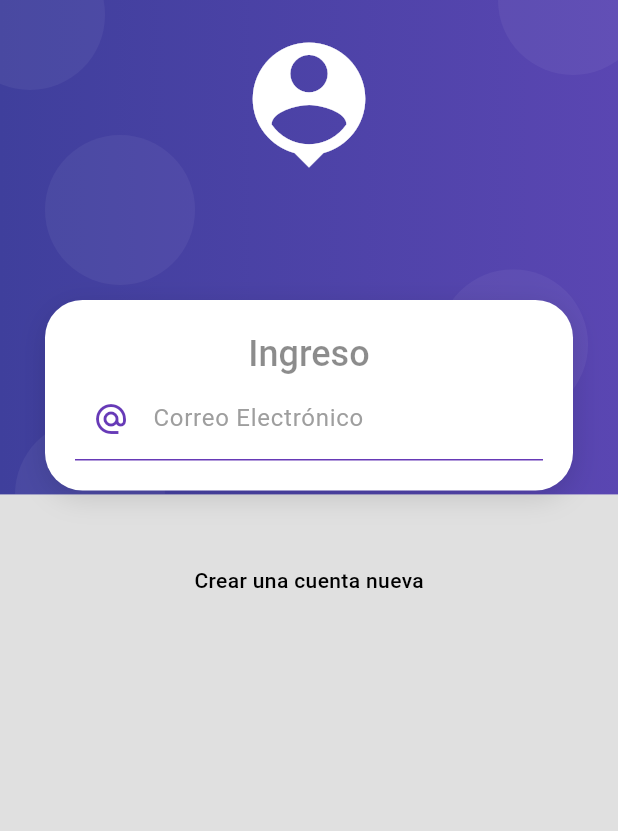
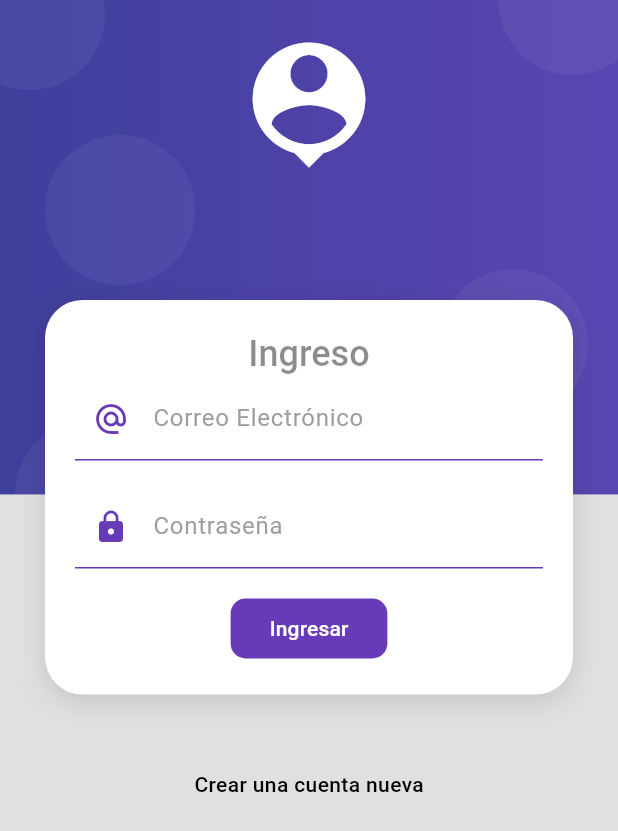
Before and after one commit to alexglzrys/flutter_products_app, a Flutter app: the screen it shows after launch, on a phone screen of 412 x 824 dp. Shown: the top 831 px of the screen. Run offline on Flutter 3.47's test engine with Material 3 defaults, Android fonts, the phone set to English and light mode, and no system bars.

Commit message:
reutilizar los estilos decorativos de los inputs

```diff
--- a/lib/screens/login_screen.dart
+++ b/lib/screens/login_screen.dart
@@ -1,4 +1,5 @@
 import 'package:flutter/material.dart';
+import 'package:products_flutter_app/ui/input_decorations.dart';
 import 'package:products_flutter_app/widgets/widgets.dart';
 
 class LoginScreen extends StatelessWidget {
@@ -29,7 +30,7 @@ class LoginScreen extends StatelessWidget {
                   style: Theme.of(context).textTheme.headlineMedium,
                 ),
                 // Contenido principal - Formulario
-                const Form(
+                Form(
                     child: Column(
                   children: [
                     TextField(
@@ -37,19 +38,43 @@ class LoginScreen extends StatelessWidget {
                       autocorrect: false,
                       // Tipo de teclado al momento de usar la caja de texto
                       keyboardType: TextInputType.emailAddress,
-                      style: TextStyle(color: Colors.deepPurple),
-                      // Decoración de la caja de texto
-                      decoration: InputDecoration(
-                          enabledBorder: UnderlineInputBorder(
-                              borderSide: BorderSide(color: Colors.deepPurple)),
-                          focusedBorder: UnderlineInputBorder(
-                              borderSide: BorderSide(
-                                  color: Colors.deepPurple, width: 2)),
+                      style: const TextStyle(color: Colors.deepPurple),
+                      // Decoración de la caja de texto (información situada en un método estatico de la clase personalizada InputDecorations)
+                      decoration: InputDecorations.authInputDecoration(
                           labelText: 'Correo Electrónico',
-                          hintText: 'goku@correo.com',
-                          labelStyle: TextStyle(color: Colors.grey),
-                          prefixIcon: Icon(Icons.alternate_email,
-                              color: Colors.deepPurple)),
+                          hintText: 'kakaroto@correo.com',
+                          prefixIcon: Icons.alternate_email),
+                    ),
+                    const SizedBox(height: 16),
+                    TextField(
+                      // Evitar el auto-corrector
+                      autocorrect: false,
+                      // De forma visual, el contenido de este input se mostrará ofuscado (password)
+                      obscureText: true,
+                      style: const TextStyle(color: Colors.deepPurple),
+                      // Decoración de la caja de texto (información situada en un método estatico de la clase personalizada InputDecorations)
+                      decoration: InputDecorations.authInputDecoration(
+                          labelText: 'Contraseña',
+                          hintText: '******',
+                          prefixIcon: Icons.lock),
+                    ),
+                    const SizedBox(height: 16),
+                    MaterialButton(
+                      onPressed: () {
+                        // Todo: Login Submit
+                      },
+                      color: Colors.deepPurple,
+                      elevation: 0,
+                      shape: RoundedRectangleBorder(
+                          borderRadius: BorderRadius.circular(10)),
+                      // Agregar un Padding al botón de envio
+                      child: const Padding(
+                          padding: EdgeInsets.symmetric(
+                              vertical: 10, horizontal: 10),
+                          child: Text(
+                            'Ingresar',
+                            style: TextStyle(color: Colors.white),
+                          )),
                     )
                   ],
                 ))
@@ -61,7 +86,8 @@ class LoginScreen extends StatelessWidget {
           const Text(
             'Crear una cuenta nueva',
             style: TextStyle(color: Colors.black, fontWeight: FontWeight.w500),
-          )
+          ),
+          const SizedBox(height: 50)
         ],
       ),
     )));
--- /dev/null
+++ b/lib/ui/input_decorations.dart
@@ -0,0 +1,23 @@
+import 'package:flutter/material.dart';
+
+// Clase con métodos estáticos que agrupan configuraciones de decoración de inputs de formulario
+class InputDecorations {
+  // Decoración de inputs para el formulario de login
+  // Requiere el label, placeholder (hintText), y un icono opcional
+  static InputDecoration authInputDecoration(
+      {required String labelText,
+      required String hintText,
+      IconData? prefixIcon}) {
+    return InputDecoration(
+        enabledBorder: const UnderlineInputBorder(
+            borderSide: BorderSide(color: Colors.deepPurple)),
+        focusedBorder: const UnderlineInputBorder(
+            borderSide: BorderSide(color: Colors.deepPurple, width: 2)),
+        labelText: labelText,
+        hintText: hintText,
+        labelStyle: const TextStyle(color: Colors.grey),
+        prefixIcon: prefixIcon != null
+            ? Icon(prefixIcon, color: Colors.deepPurple)
+            : null);
+  }
+}
```
